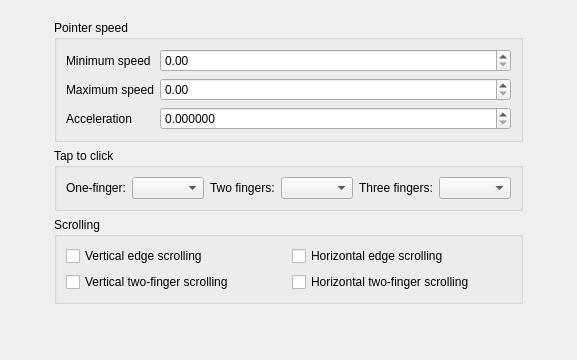
Above: touchpadconfig.ui from KDE/plasma-desktop before the change. Below: the same form after it.
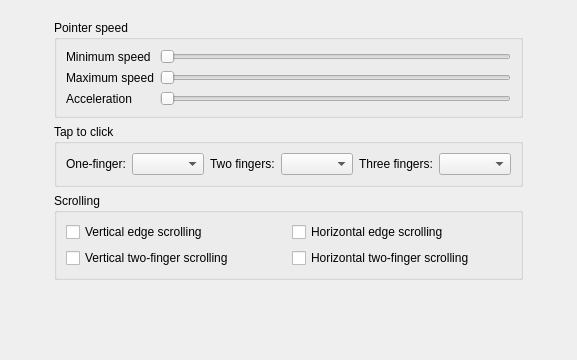
That is the form after the change.

Commit message: Use sliders

```diff
--- a/touchpadconfig.ui
+++ b/touchpadconfig.ui
@@ -55,13 +55,6 @@
            </property>
           </widget>
          </item>
-         <item row="1" column="1">
-          <widget class="QDoubleSpinBox" name="kcfg_MaxSpeed">
-           <property name="maximum">
-            <double>255.000000000000000</double>
-           </property>
-          </widget>
-         </item>
          <item row="0" column="0">
           <widget class="QLabel" name="label_4">
            <property name="sizePolicy">
@@ -78,13 +71,6 @@
            </property>
           </widget>
          </item>
-         <item row="0" column="1">
-          <widget class="QDoubleSpinBox" name="kcfg_MinSpeed">
-           <property name="maximum">
-            <double>255.000000000000000</double>
-           </property>
-          </widget>
-         </item>
          <item row="2" column="0">
           <widget class="QLabel" name="label_6">
            <property name="sizePolicy">
@@ -101,16 +87,42 @@
            </property>
           </widget>
          </item>
+         <item row="0" column="1">
+          <widget class="QSlider" name="kcfg_MinSpeed">
+           <property name="singleStep">
+            <number>10</number>
+           </property>
+           <property name="pageStep">
+            <number>100</number>
+           </property>
+           <property name="orientation">
+            <enum>Qt::Horizontal</enum>
+           </property>
+          </widget>
+         </item>
+         <item row="1" column="1">
+          <widget class="QSlider" name="kcfg_MaxSpeed">
+           <property name="singleStep">
+            <number>10</number>
+           </property>
+           <property name="pageStep">
+            <number>100</number>
+           </property>
+           <property name="orientation">
+            <enum>Qt::Horizontal</enum>
+           </property>
+          </widget>
+         </item>
          <item row="2" column="1">
-          <widget class="QDoubleSpinBox" name="kcfg_AccelFactor">
-           <property name="decimals">
-            <number>6</number>
-           </property>
-           <property name="maximum">
-            <double>1.000000000000000</double>
-           </property>
+          <widget class="QSlider" name="kcfg_AccelFactor">
            <property name="singleStep">
-            <double>0.010000000000000</double>
+            <number>10000</number>
+           </property>
+           <property name="pageStep">
+            <number>100000</number>
+           </property>
+           <property name="orientation">
+            <enum>Qt::Horizontal</enum>
            </property>
           </widget>
          </item>
```
The commit also changes 3 other files.
